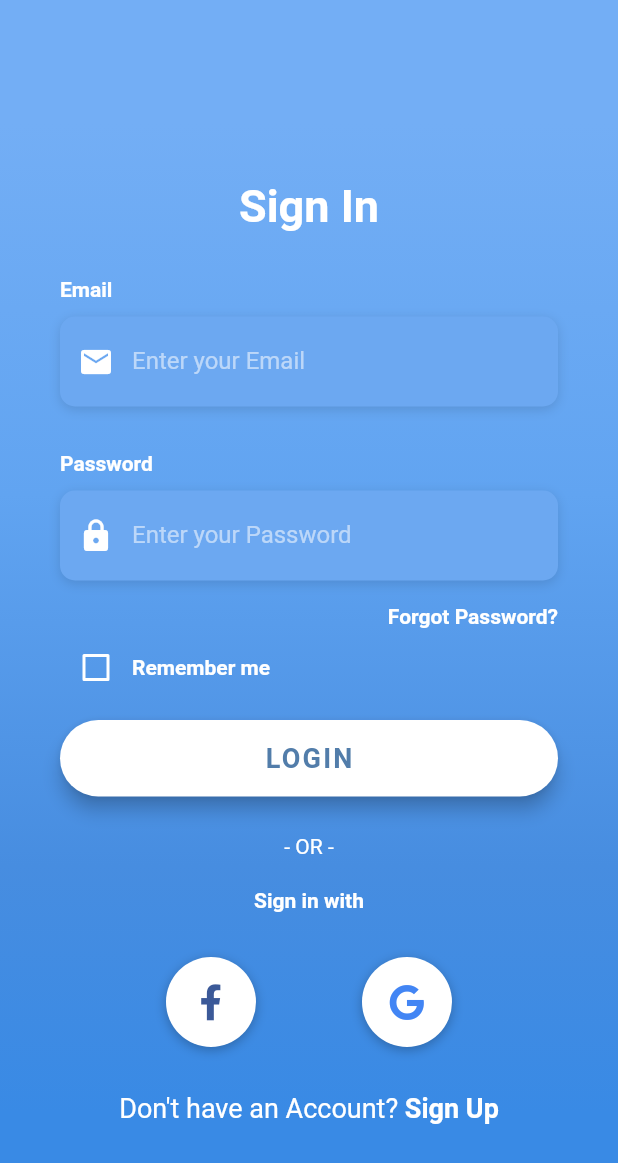
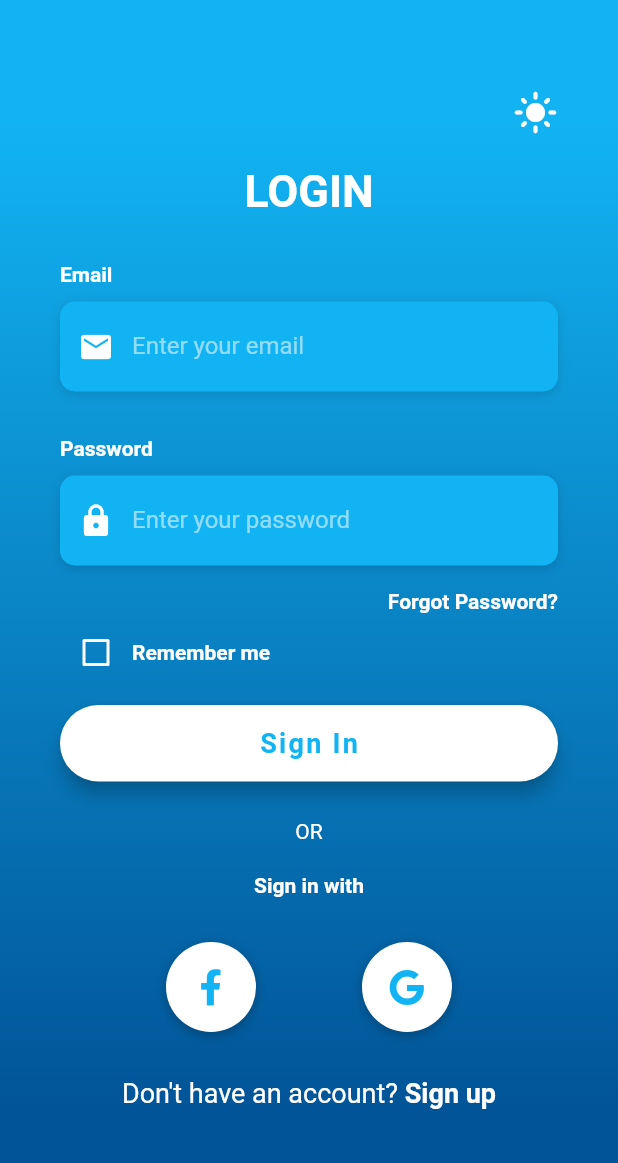
Before and after one commit to ArintonAkos/My-Instrument, a Flutter app: the LoginPage screen opened by its route, on a phone screen of 412 x 824 dp. Shown: the top 1163 px of the screen. Run offline on Flutter 3.47's test engine with Material 2 defaults, Android fonts, the phone set to English and light mode, and no system bars; our stand-ins replace custom_navigation_bar, flutter_modular, font_awesome_flutter, parse_server_sdk, shared_preferences, styled_widget; accounts and stored records are empty; Roboto replaces fonts that are missing (OpenSans).

Commit message:
Login page theme done

```diff
--- a/lib/bloc/auth/auth_pages_constants.dart
+++ b/lib/bloc/auth/auth_pages_constants.dart
@@ -1,4 +1,5 @@
 import 'package:flutter/material.dart';
+import 'package:my_instrument/shared/theme/app_theme_data.dart';
 
 final kHintTextStyle = TextStyle(
   color: Colors.white54,
@@ -11,8 +12,9 @@ final kLabelStyle = TextStyle(
   fontFamily: 'OpenSans',
 );
 
-final kBoxDecorationStyle = BoxDecoration(
-  color: Color(0xFF6CA8F1),
+BoxDecoration kBoxDecorationStyle(AppThemeData? appThemeData) {
+  return BoxDecoration(
+    color: appThemeData?.customTheme.LoginInputColor,
     borderRadius: BorderRadius.circular(10.0),
     boxShadow: [
       BoxShadow(
@@ -22,3 +24,4 @@ final kBoxDecorationStyle = BoxDecoration(
       ),
     ],
   );
+}
--- a/lib/bloc/auth/login.dart
+++ b/lib/bloc/auth/login.dart
@@ -5,6 +5,8 @@ import 'package:flutter/services.dart';
 import 'package:flutter_modular/flutter_modular.dart';
 import 'package:font_awesome_flutter/font_awesome_flutter.dart';
 import 'package:my_instrument/services/auth/auth_model.dart';
+import 'package:my_instrument/shared/theme/theme_manager.dart';
+import 'package:my_instrument/shared/translation/app_localizations.dart';
 import 'package:my_instrument/shared/widgets/custom_dialog.dart';
 import 'package:provider/provider.dart';
 
@@ -53,29 +55,30 @@ class _LoginPageState extends State<LoginPage> {
       crossAxisAlignment: CrossAxisAlignment.start,
       children: <Widget>[
         Text(
-          'Email',
+          AppLocalizations.of(context)!.translate('LOGIN.EMAIL_INPUT_LABEL'),
           style: kLabelStyle,
         ),
         SizedBox(height: 10.0),
         Container(
           alignment: Alignment.centerLeft,
-          decoration: kBoxDecorationStyle,
+          decoration: kBoxDecorationStyle(Provider.of<ThemeNotifier>(context).getTheme()),
           height: 60.0,
           child: TextField(
             keyboardType: TextInputType.emailAddress,
             controller: controllerEmail,
             style: TextStyle(
-              color: Colors.white,
+              color: Theme.of(context).colorScheme.onPrimary,
               fontFamily: 'OpenSans',
             ),
             decoration: InputDecoration(
               border: InputBorder.none,
               contentPadding: EdgeInsets.only(top: 14.0),
+              fillColor: Colors.red,
               prefixIcon: Icon(
                 Icons.email,
                 color: Colors.white,
               ),
-              hintText: 'Enter your Email',
+              hintText: AppLocalizations.of(context)!.translate('LOGIN.EMAIL_INPUT_TEXT'),
               hintStyle: kHintTextStyle,
             ),
           ),
@@ -89,13 +92,13 @@ class _LoginPageState extends State<LoginPage> {
       crossAxisAlignment: CrossAxisAlignment.start,
       children: <Widget>[
         Text(
-          'Password',
+          AppLocalizations.of(context)!.translate('LOGIN.PASSWORD_INPUT_LABEL'),
           style: kLabelStyle,
         ),
         SizedBox(height: 10.0),
         Container(
           alignment: Alignment.centerLeft,
-          decoration: kBoxDecorationStyle,
+          decoration: kBoxDecorationStyle(Provider.of<ThemeNotifier>(context).getTheme()),
           height: 60.0,
           child: TextField(
             obscureText: true,
@@ -111,7 +114,7 @@ class _LoginPageState extends State<LoginPage> {
                 Icons.lock,
                 color: Colors.white,
               ),
-              hintText: 'Enter your Password',
+              hintText: AppLocalizations.of(context)!.translate('LOGIN.PASSWORD_INPUT_TEXT'),
               hintStyle: kHintTextStyle,
             ),
           ),
@@ -129,7 +132,7 @@ class _LoginPageState extends State<LoginPage> {
         ),
         onPressed: () => print('Forgot Password Button Pressed'),
         child: Text(
-          'Forgot Password?',
+          AppLocalizations.of(context)!.translate('LOGIN.FORGOT_PASSWORD_LABEL'),
           style: kLabelStyle,
         ),
       ),
@@ -145,7 +148,7 @@ class _LoginPageState extends State<LoginPage> {
             data: ThemeData(unselectedWidgetColor: Colors.white),
             child: Checkbox(
               value: _rememberMe,
-              checkColor: Colors.green,
+              checkColor: Theme.of(context).colorScheme.primary,
               activeColor: Colors.white,
               onChanged: (value) {
                 setState(() {
@@ -155,7 +158,7 @@ class _LoginPageState extends State<LoginPage> {
             ),
           ),
           Text(
-            'Remember me',
+            AppLocalizations.of(context)!.translate('LOGIN.REMEMBER_ME_LABEL'),
             style: kLabelStyle,
           ),
         ],
@@ -174,14 +177,14 @@ class _LoginPageState extends State<LoginPage> {
           shape: RoundedRectangleBorder(
             borderRadius: BorderRadius.circular(30.0),
           ),
-          primary: Colors.white,
+          primary: Provider.of<ThemeNotifier>(context).getTheme()?.customTheme.LoginButtonsColor,
           onPrimary: Colors.grey[400]
         ),
         onPressed: _isButtonDisabled ? null : _loginUser,
         child: Text(
-          'LOGIN',
+          AppLocalizations.of(context)!.translate('LOGIN.LOGIN_BUTTON'),
           style: TextStyle(
-            color: Color(0xFF527DAA),
+            color: Provider.of<ThemeNotifier>(context).getTheme()?.customTheme.LoginButtonText,
             letterSpacing: 1.5,
             fontSize: 18.0,
             fontWeight: FontWeight.bold,
@@ -196,7 +199,7 @@ class _LoginPageState extends State<LoginPage> {
     return Column(
       children: <Widget>[
         Text(
-          '- OR -',
+          AppLocalizations.of(context)!.translate('LOGIN.OR_LABEL'),
           style: TextStyle(
             color: Colors.white,
             fontWeight: FontWeight.w400,
@@ -204,7 +207,7 @@ class _LoginPageState extends State<LoginPage> {
         ),
         SizedBox(height: 20.0),
         Text(
-          'Sign in with',
+          AppLocalizations.of(context)!.translate('LOGIN.SIGN_IN_WITH_LABEL'),
           style: kLabelStyle,
         ),
       ],
@@ -219,7 +222,7 @@ class _LoginPageState extends State<LoginPage> {
         width: 60.0,
         decoration: BoxDecoration(
           shape: BoxShape.circle,
-          color: Colors.white,
+          color: Provider.of<ThemeNotifier>(context).getTheme()?.customTheme.LoginButtonsColor,
           boxShadow: [
             BoxShadow(
               color: Colors.black26,
@@ -243,14 +246,14 @@ class _LoginPageState extends State<LoginPage> {
                 () => print('Login with Facebook'),
             Icon(
               FontAwesomeIcons.facebookF,
-              color: Color(0xFF3b5998),
+              color: Theme.of(context).colorScheme.primary,
             ),
           ),
           _buildSocialBtn(
                 () => print('Login with Google'),
             Icon(
               FontAwesomeIcons.google,
-              color: Color(0xFF4285f4)
+              color: Theme.of(context).colorScheme.primary
             ),
           ),
         ],
@@ -265,7 +268,7 @@ class _LoginPageState extends State<LoginPage> {
         text: TextSpan(
           children: [
             TextSpan(
-              text: 'Don\'t have an Account? ',
+              text: AppLocalizations.of(context)!.translate('LOGIN.REGISTER_LABEL'),
               style: TextStyle(
                 color: Colors.white,
                 fontSize: 18.0,
@@ -273,7 +276,7 @@ class _LoginPageState extends State<LoginPage> {
               ),
             ),
             TextSpan(
-              text: 'Sign Up',
+              text: AppLocalizations.of(context)!.translate('LOGIN.REGISTER_BOLD_TEXT'),
               style: TextStyle(
                 color: Colors.white,
                 fontSize: 18.0,
@@ -306,12 +309,10 @@ class _LoginPageState extends State<LoginPage> {
                       begin: Alignment.topCenter,
                       end: Alignment.bottomCenter,
                       colors: [
-                        Color(0xFF73AEF5),
-                        Color(0xFF61A4F1),
-                        Color(0xFF478DE0),
-                        Color(0xFF398AE5),
+                        Provider.of<ThemeNotifier>(context).getTheme()!.customTheme.LoginGradientStart,
+                        Provider.of<ThemeNotifier>(context).getTheme()!.customTheme.LoginGradientEnd,
                       ],
-                      stops: [0.1, 0.4, 0.7, 0.9],
+                      stops: [0.1, 0.9],
                     ),
                   ),
                 ),
@@ -321,13 +322,27 @@ class _LoginPageState extends State<LoginPage> {
                   physics: AlwaysScrollableScrollPhysics(),
                   padding: EdgeInsets.symmetric(
                     horizontal: 40.0,
-                    vertical: 120.0,
+                    vertical: 60.0,
                   ),
                   child: Column(
                     mainAxisAlignment: MainAxisAlignment.center,
                     children: <Widget>[
+                      Container(
+                        height: 50.0,
+                        alignment: Alignment.topRight,
+                        child: InkWell(
+                          child: Icon(
+                            _getThemeIcon(Provider.of<ThemeNotifier>(context)),
+                            color: Colors.white,
+                            size: 30,
+                          ),
+                          onTap: () {
+                            _onThemeClick(Provider.of<ThemeNotifier>(context, listen: false));
+                          },
+                        ),
+                      ),
                       Text(
-                        'Sign In',
+                        AppLocalizations.of(context)!.translate('LOGIN.LOGIN_HEADER_TEXT'),
                         style: TextStyle(
                           color: Colors.white,
                           fontFamily: 'OpenSans',
@@ -382,4 +397,24 @@ class _LoginPageState extends State<LoginPage> {
       Modular.to.pushNamed('/home/');
     }
   }
+
+  IconData _getThemeIcon(ThemeNotifier themeNotifier) {
+    switch (themeNotifier.getThemeName()) {
+      case 'dark':
+        return Icons.dark_mode;
+      default:
+        return Icons.light_mode;
+    }
+  }
+
+  void _onThemeClick(ThemeNotifier themeNotifier) {
+    switch (themeNotifier.getThemeName()) {
+      case 'dark':
+        themeNotifier.setLightMode();
+        break;
+      default:
+        themeNotifier.setDarkMode();
+        break;
+    }
+  }
 }
--- /dev/null
+++ b/lib/shared/theme/app_theme_data.dart
@@ -0,0 +1,60 @@
+import 'package:flutter/material.dart';
+
+enum AppThemeMode {
+  Light,
+  Dark
+}
+
+class CustomAppTheme {
+  final Color LoginGradientStart;
+  final Color LoginGradientEnd;
+  final Color LoginInputColor;
+  final Color LoginButtonsColor;
+  final Color LoginButtonText;
+
+  const CustomAppTheme({
+    required this.LoginGradientStart,
+    required this.LoginGradientEnd,
+    required this.LoginInputColor,
+    required this.LoginButtonsColor,
+    required this.LoginButtonText
+  });
+}
+
+class AppThemeData {
+  final ThemeData themeData;
+  AppThemeMode themeMode;
+
+  AppThemeData({
+    required this.themeData,
+    required this.themeMode
+  });
+
+  CustomAppTheme customLightTheme = CustomAppTheme(
+    LoginGradientStart: const Color(0xFF12B3F2),
+    LoginGradientEnd: const Color(0xFF015497),
+    LoginInputColor: const Color(0xFF12B3F2),
+    LoginButtonsColor: Colors.white,
+    LoginButtonText: const Color(0xFF12B3F2),
+  );
+
+  CustomAppTheme customDarkTheme = CustomAppTheme(
+    LoginGradientStart: const Color(0xFF1F1F1F),
+    LoginGradientEnd: const Color(0xFF1F1F1F),
+    LoginInputColor: const Color(0xFF2B2B2B),
+    LoginButtonsColor: const Color(0xFF2A2A2A),
+    LoginButtonText: Colors.white,
+  );
+
+
+  CustomAppTheme get customTheme {
+    if (themeMode == AppThemeMode.Dark) {
+      return customDarkTheme;
+    }
+    return customLightTheme;
+  }
+
+  ThemeData get materialTheme {
+    return this.themeData;
+  }
+}
--- a/lib/shared/theme/theme_manager.dart
+++ b/lib/shared/theme/theme_manager.dart
@@ -1,8 +1,12 @@
 import 'package:flutter/material.dart';
+import 'package:my_instrument/shared/theme/app_theme_data.dart';
 import 'package:my_instrument/shared/theme/theme_storage_manager.dart';
+import 'app_theme_data.dart';
 
 class ThemeNotifier with ChangeNotifier {
-  final darkTheme = ThemeData(
+  final darkTheme = AppThemeData(
+    themeMode: AppThemeMode.Dark,
+    themeData: ThemeData(
       scaffoldBackgroundColor: const Color(0xFF121212),
       backgroundColor: const Color(0xFF121212),
       dividerColor: const Color(0xFF121212),
@@ -23,9 +27,12 @@ class ThemeNotifier with ChangeNotifier {
         onError: const Color(0xFFFFFFFF),
         brightness: Brightness.dark
       ),
+    )
   );
 
-  final lightTheme = ThemeData(
+  final lightTheme = AppThemeData(
+    themeMode: AppThemeMode.Light,
+    themeData: ThemeData(
       scaffoldBackgroundColor: const Color(0xFFFFFFFF),
       backgroundColor: const Color(0xFFFFFFFF),
       dividerColor: Colors.grey,
@@ -47,13 +54,14 @@ class ThemeNotifier with ChangeNotifier {
           onError: const Color(0xFFFFFFFF),
           brightness: Brightness.light
       ),
+    )
   );
 
   String _themeName = '';
   String getThemeName() => _themeName;
 
-  ThemeData? _themeData;
-  ThemeData? getTheme() => _themeData;
+  AppThemeData? _themeData;
+  AppThemeData? getTheme() => _themeData;
 
   ThemeNotifier() {
     ThemeStorageManager.readData('themeMode').then((value) {
```
Also changed, not shown: assets/i18n/en.json (+14 -0 lines), assets/i18n/hu.json (+14 -0 lines), assets/i18n/ro.json (+14 -0 lines), lib/main.dart (+6 -2 lines). Lines whose indentation alone changed are shown as unchanged.
